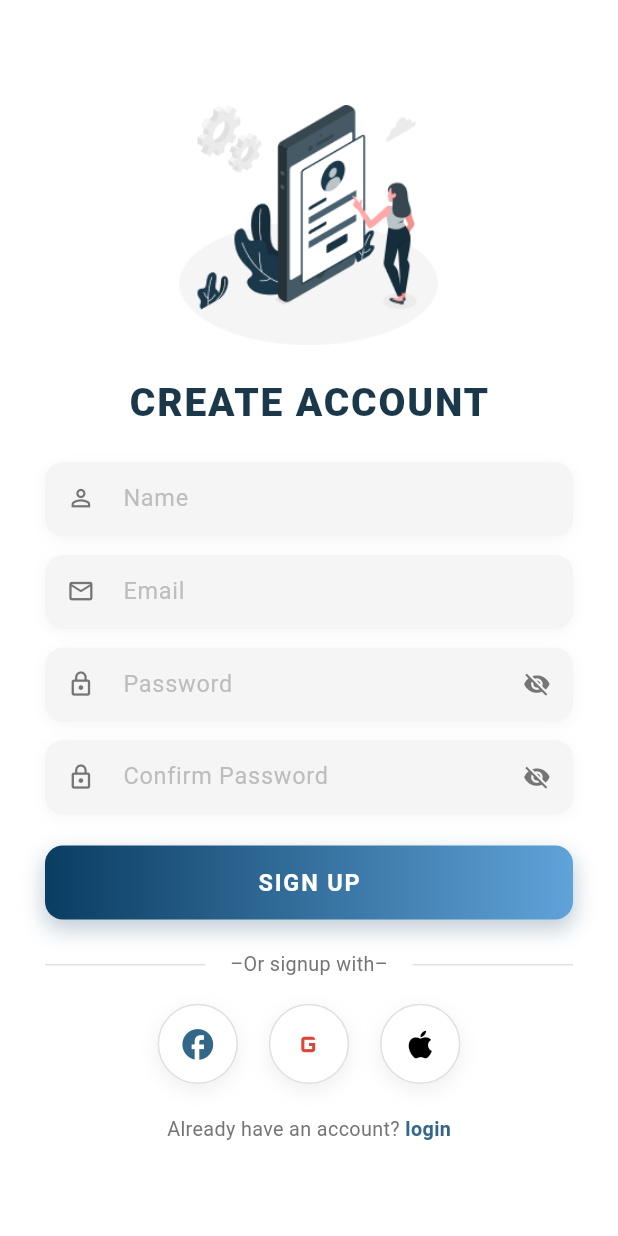
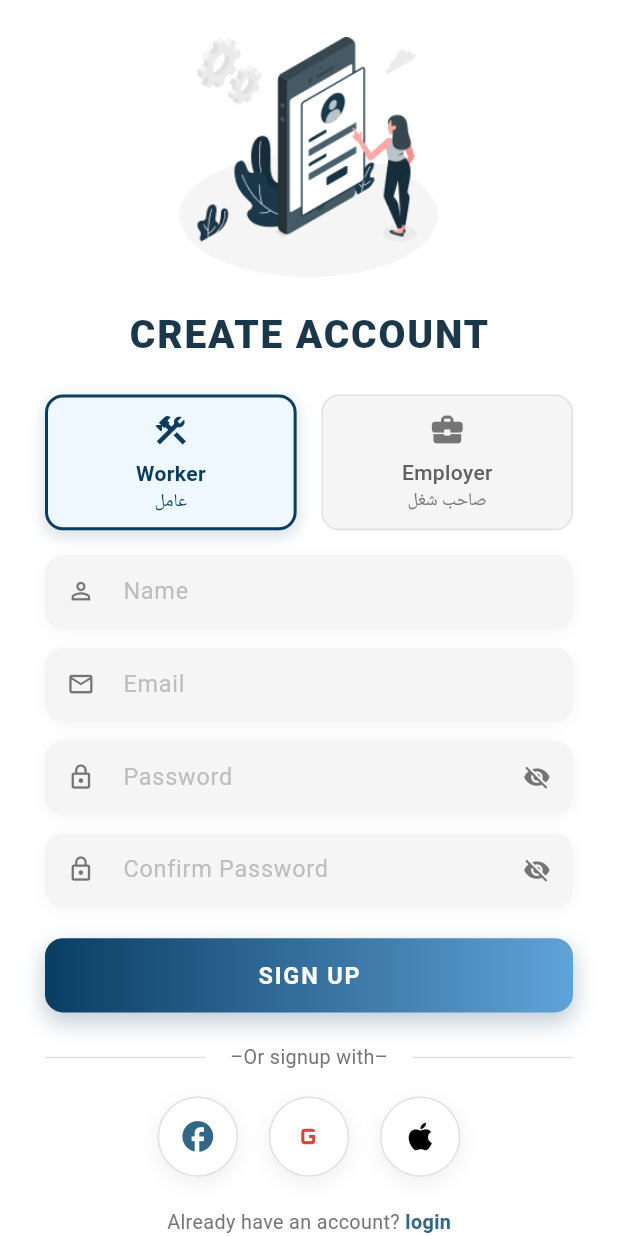
Before and after one commit to mohamedsaied552/forsaty_app, a Flutter app: the SignupScreen screen opened directly, on a phone screen of 412 x 824 dp. Run offline on Flutter 3.47's test engine with Material 3 defaults, Android fonts, the phone set to English and light mode, and no system bars; project files that could hold a hidden picture were left out.

Commit message:
add role selection feature to Signup screen

```diff
--- a/lib/pages/signup.dart
+++ b/lib/pages/signup.dart
@@ -1,5 +1,7 @@
 import 'package:flutter/material.dart';
 import 'package:forsaty/pages/login.dart';
+
+enum UserRole { Worker, Employer }
 
 class SignupScreen extends StatefulWidget {
   const SignupScreen({super.key});
@@ -15,6 +17,7 @@ class _SignupScreenState extends State<SignupScreen> {
   final _confirmPasswordController = TextEditingController();
   bool _obscurePassword = true;
   bool _obscureConfirmPassword = true;
+  UserRole selectedRole = UserRole.Worker;
 
   @override
   void dispose() {
@@ -105,10 +108,13 @@ class _SignupScreenState extends State<SignupScreen> {
                         ],
                       ),
 
-                      SizedBox(
-                        height: screenHeight * 0.025,
-                      ), // Reduced from 0.04
-                      // Name field
+                      SizedBox(height: screenHeight * 0.025),
+                      _buildRoleSelection(
+                        screenWidth: screenWidth,
+                        screenHeight: screenHeight,
+                        isTablet: isTablet,
+                      ),
+                      SizedBox(height: screenHeight * 0.02),
                       _buildTextField(
                         controller: _nameController,
                         hintText: 'Name',
@@ -324,7 +330,7 @@ class _SignupScreenState extends State<SignupScreen> {
         borderRadius: BorderRadius.circular(12),
         boxShadow: [
           BoxShadow(
-            color: Colors.grey.withOpacity(0.1),
+            color: Colors.grey.withValues(alpha: 0.1),
             blurRadius: 8,
             offset: const Offset(0, 2),
           ),
@@ -400,7 +406,7 @@ class _SignupScreenState extends State<SignupScreen> {
         borderRadius: BorderRadius.circular(12),
         boxShadow: [
           BoxShadow(
-            color: const Color(0xFF0A3D62).withOpacity(0.25),
+            color: const Color(0xFF0A3D62).withValues(alpha: 0.25),
             blurRadius: 12,
             offset: const Offset(0, 6),
             spreadRadius: 1,
@@ -442,7 +448,7 @@ class _SignupScreenState extends State<SignupScreen> {
       onTap: onPressed,
       borderRadius: BorderRadius.circular(25),
       child: Container(
-        width: isTablet ? 60 : screenWidth * 0.13, // Reduced size
+        width: isTablet ? 60 : screenWidth * 0.13,
         height: isTablet ? 60 : screenWidth * 0.13,
         decoration: BoxDecoration(
           shape: BoxShape.circle,
@@ -450,7 +456,7 @@ class _SignupScreenState extends State<SignupScreen> {
           border: Border.all(color: Colors.grey[300]!, width: 1),
           boxShadow: [
             BoxShadow(
-              color: Colors.grey.withOpacity(0.15),
+              color: Colors.grey.withValues(alpha: 0.15),
               blurRadius: 10,
               offset: const Offset(0, 4),
               spreadRadius: 1,
@@ -460,7 +466,109 @@ class _SignupScreenState extends State<SignupScreen> {
         child: Icon(
           icon,
           color: color,
-          size: isTablet ? 30 : (screenWidth * 0.06).clamp(20, 28), // Reduced
+          size: isTablet ? 30 : (screenWidth * 0.06).clamp(20, 28),
+        ),
+      ),
+    );
+  }
+
+  Widget _buildRoleSelection({
+    required double screenWidth,
+    required double screenHeight,
+    required bool isTablet,
+  }) {
+    return Row(
+      mainAxisAlignment: MainAxisAlignment.spaceBetween,
+      children: [
+        Expanded(
+          child: _buildRoleOption(
+            role: UserRole.Worker,
+            label: 'Worker',
+            arabicLabel: 'عامل',
+            icon: Icons.construction,
+            screenWidth: screenWidth,
+            screenHeight: screenHeight,
+            isTablet: isTablet,
+          ),
+        ),
+        SizedBox(width: screenWidth * 0.04),
+        Expanded(
+          child: _buildRoleOption(
+            role: UserRole.Employer,
+            label: 'Employer',
+            arabicLabel: 'صاحب شغل',
+            icon: Icons.business_center,
+            screenWidth: screenWidth,
+            screenHeight: screenHeight,
+            isTablet: isTablet,
+          ),
+        ),
+      ],
+    );
+  }
+
+  Widget _buildRoleOption({
+    required UserRole role,
+    required String label,
+    required String arabicLabel,
+    required IconData icon,
+    required double screenWidth,
+    required double screenHeight,
+    required bool isTablet,
+  }) {
+    final isSelected = selectedRole == role;
+
+    return GestureDetector(
+      onTap: () {
+        setState(() {
+          selectedRole = role;
+        });
+      },
+      child: Container(
+        height: isTablet ? 90 : screenHeight * 0.11,
+        decoration: BoxDecoration(
+          color: isSelected ? const Color(0xFFF0F8FF) : const Color(0xFFF5F5F5),
+          borderRadius: BorderRadius.circular(12),
+          border: Border.all(
+            color: isSelected ? const Color(0xFF0A3D62) : Colors.grey[300]!,
+            width: isSelected ? 2 : 1,
+          ),
+          boxShadow: isSelected
+              ? [
+                  BoxShadow(
+                    color: const Color(0xFF0A3D62).withValues(alpha: 0.15),
+                    blurRadius: 8,
+                    offset: const Offset(0, 3),
+                    spreadRadius: 1,
+                  ),
+                ]
+              : [],
+        ),
+        child: Column(
+          mainAxisAlignment: MainAxisAlignment.center,
+          children: [
+            Icon(
+              icon,
+              color: isSelected ? const Color(0xFF0A3D62) : Colors.grey[600],
+              size: isTablet ? 28 : (screenWidth * 0.06).clamp(22, 28),
+            ),
+            SizedBox(height: screenHeight * 0.008),
+            Text(
+              label,
+              style: TextStyle(
+                fontSize: isTablet ? 14 : (screenWidth * 0.035).clamp(12, 14),
+                fontWeight: isSelected ? FontWeight.bold : FontWeight.w500,
+                color: isSelected ? const Color(0xFF0A3D62) : Colors.grey[700],
+              ),
+            ),
+            Text(
+              arabicLabel,
+              style: TextStyle(
+                fontSize: isTablet ? 12 : (screenWidth * 0.03).clamp(10, 12),
+                color: isSelected ? const Color(0xFF0A3D62) : Colors.grey[600],
+              ),
+            ),
+          ],
         ),
       ),
     );
```
